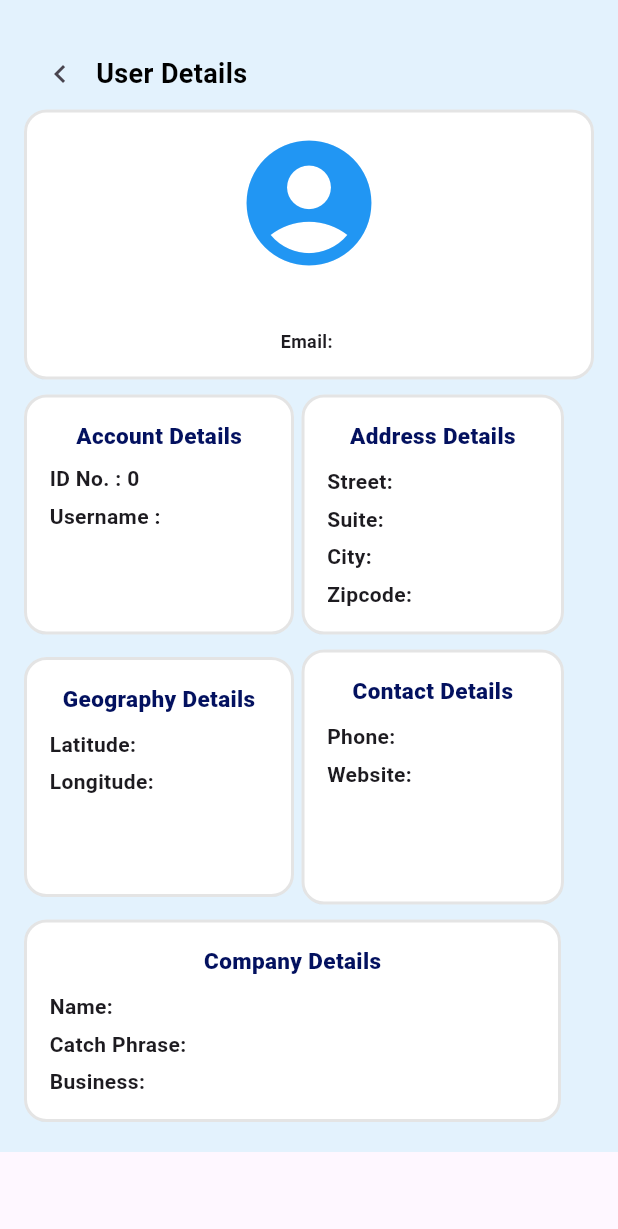
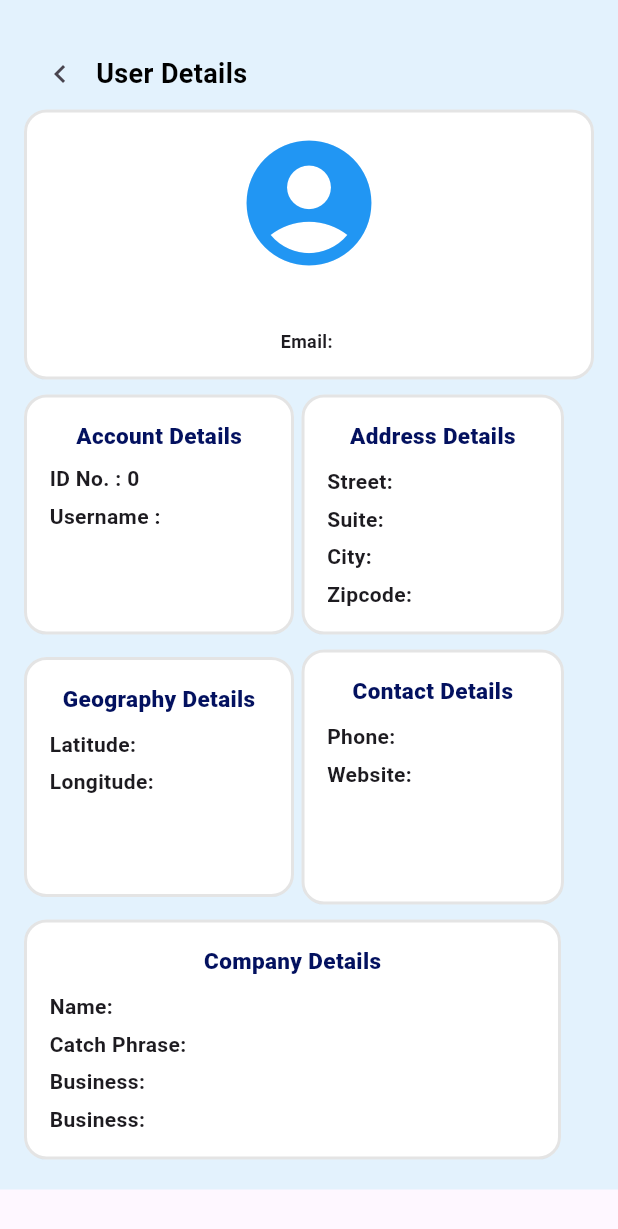
Before and after one commit to Zysrel/Flutter_Activity2, a Flutter app: the UserDetailsScreen screen opened directly with empty values, on a phone screen of 412 x 824 dp. Shown: the top 1229 px of the screen. Run offline on Flutter 3.47's test engine with Material 3 defaults, Android fonts, the phone set to English and light mode, and no system bars; network calls fail.

Commit message:
First Commit, I add some text

```diff
--- a/lib/userdetails_screen.dart
+++ b/lib/userdetails_screen.dart
@@ -335,6 +335,12 @@ class UserDetailsScreen extends StatelessWidget {
                                     style: const TextStyle(
                                         fontWeight: FontWeight.w600),
                                   ),
+                                  const SizedBox(height: 5),
+                                  Text(
+                                    'Business: ${user.bs}',
+                                    style: const TextStyle(
+                                        fontWeight: FontWeight.w600),
+                                  ),
                                 ],
                               ),
                             ),
```
